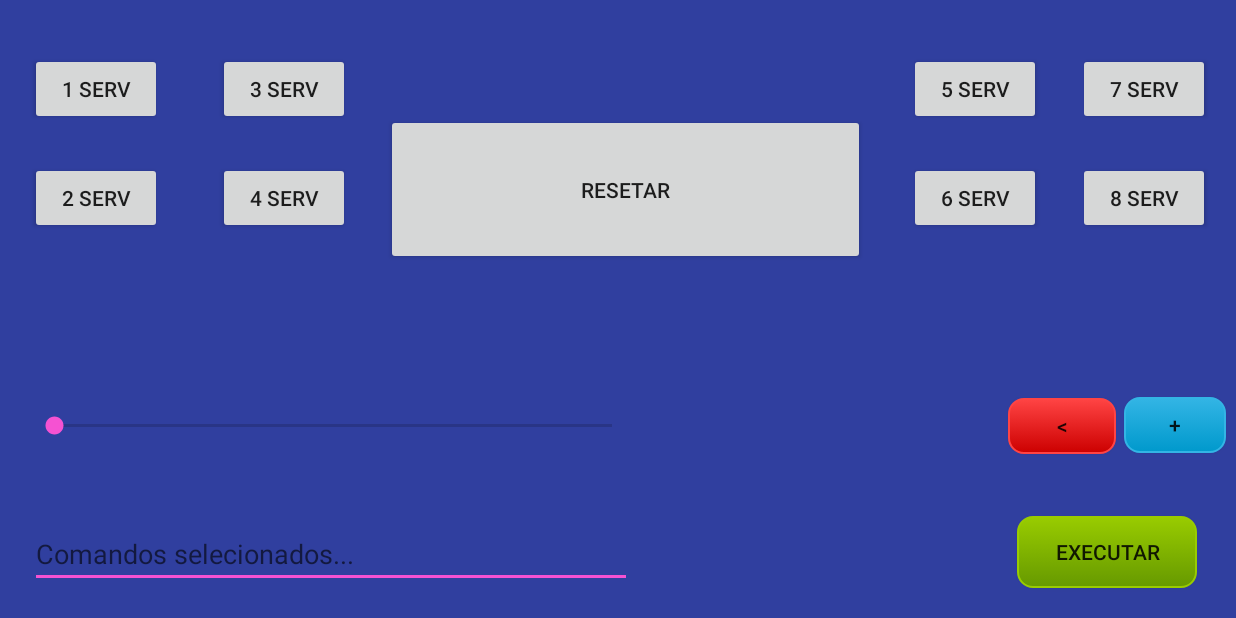
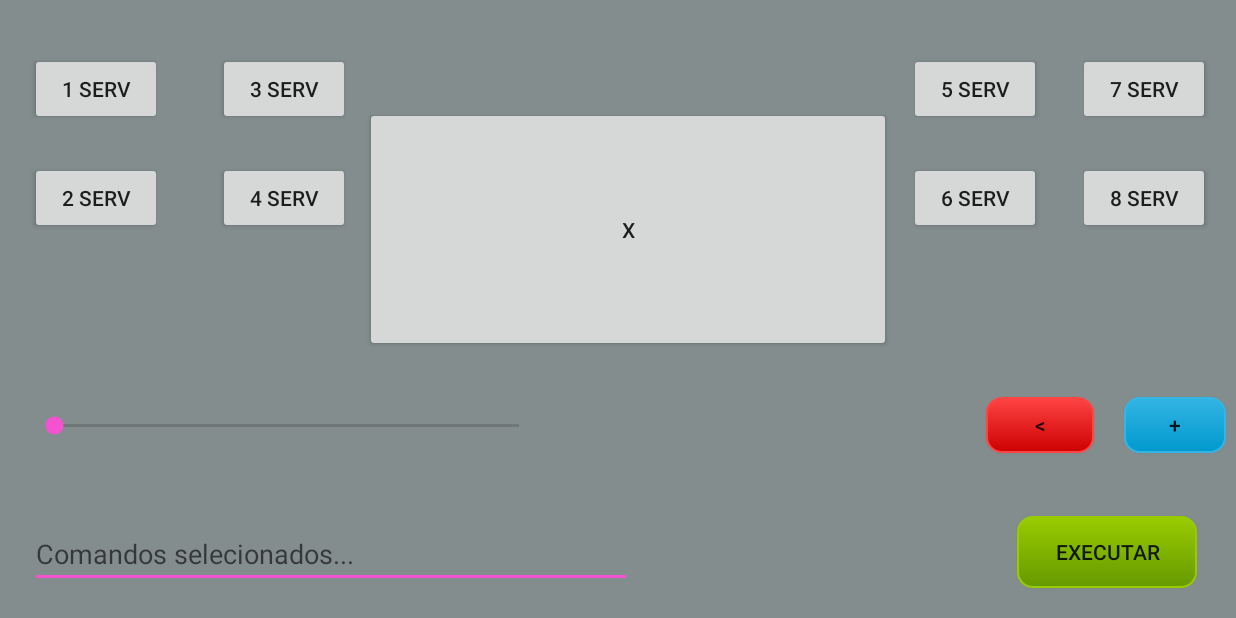
Before and after one commit to naeliofreires/android-bluetooth-arduino, an Android app: the CustomControlActivity screen opened directly, with no data from a screen before it, on a phone screen of 824 x 412 dp (held sideways). Run offline under Robolectric (Android 15) with nearby library versions, the phone set to English and light mode, and no system bars; our stand-ins replace ButterKnife.

Commit message:
[FRONT] - add background padrão

```diff
--- a/app/src/main/res/layout/activity_controle_personalizado.xml
+++ b/app/src/main/res/layout/activity_controle_personalizado.xml
@@ -3,7 +3,7 @@
     xmlns:tools="http://schemas.android.com/tools"
     android:layout_width="match_parent"
     android:layout_height="match_parent"
-    android:background="@color/colorPrimaryDark"
+    android:background="@color/base"
     tools:context=".activitys.controles.CustomControlActivity">
 
 
@@ -134,7 +134,7 @@
 
     <SeekBar
         android:id="@+id/seekBarGraus"
-        android:layout_width="404dp"
+        android:layout_width="342dp"
         android:layout_height="wrap_content"
         android:layout_alignStart="@+id/btnServe1"
         android:layout_alignLeft="@+id/btnServe1"
@@ -150,19 +150,19 @@
     <Button
         android:id="@+id/btnReset"
         android:layout_width="wrap_content"
-        android:layout_height="wrap_content"
+        android:layout_height="47dp"
         android:layout_alignParentStart="true"
         android:layout_alignParentLeft="true"
         android:layout_alignParentTop="true"
         android:layout_alignParentEnd="true"
         android:layout_alignParentRight="true"
         android:layout_alignParentBottom="true"
-        android:layout_marginStart="257dp"
-        android:layout_marginLeft="257dp"
-        android:layout_marginTop="76dp"
-        android:layout_marginEnd="247dp"
-        android:layout_marginRight="247dp"
-        android:layout_marginBottom="235dp"
+        android:layout_marginStart="243dp"
+        android:layout_marginLeft="243dp"
+        android:layout_marginTop="71dp"
+        android:layout_marginEnd="230dp"
+        android:layout_marginRight="230dp"
+        android:layout_marginBottom="177dp"
         android:text="@string/reset" />
 
     <Button
@@ -172,9 +172,9 @@
         android:layout_above="@+id/buttonAdd"
         android:layout_alignStart="@+id/btnServe6"
         android:layout_alignLeft="@+id/btnServe6"
-        android:layout_marginStart="66dp"
-        android:layout_marginLeft="66dp"
-        android:layout_marginBottom="-38dp"
+        android:layout_marginStart="51dp"
+        android:layout_marginLeft="51dp"
+        android:layout_marginBottom="-37dp"
         android:background="@drawable/button_off"
         android:text="@string/delete" />
 
--- a/app/src/main/res/layout/activity_controlle_remoto.xml
+++ b/app/src/main/res/layout/activity_controlle_remoto.xml
@@ -4,6 +4,7 @@
     xmlns:tools="http://schemas.android.com/tools"
     android:layout_width="match_parent"
     android:layout_height="match_parent"
+    android:background="@color/base"
     tools:context=".activitys.controles.RemoteControlActivity">
 
     <Button
--- a/app/src/main/res/layout/activity_main.xml
+++ b/app/src/main/res/layout/activity_main.xml
@@ -4,6 +4,7 @@
     android:layout_width="match_parent"
     android:layout_height="match_parent"
     android:orientation="vertical"
+    android:background="@color/base"
     tools:context="com.br.ufc.bluetooth_android_arduino.activitys.MainActivity">
 
 
--- a/app/src/main/res/values/colors.xml
+++ b/app/src/main/res/values/colors.xml
@@ -7,7 +7,7 @@
     <color name="primary_dark_material_dark">#148cd7</color>
     <!--base-->
     <color name="white">#fff</color>
-    <color name="base">#d4dedf</color>
+    <color name="base">#838d8e</color>
     <color name="green_base">#4fe15b</color>
     <color name="blue_base">#46e1f5</color>
 </resources>
--- a/app/src/main/res/values/strings.xml
+++ b/app/src/main/res/values/strings.xml
@@ -21,7 +21,7 @@
     <string name="personalizedControl">Controle Personalizado</string>
     <string name="comandos_selecionados">Comandos selecionados...</string>
     <string name="execute">EXECUTAR</string>
-    <string name="reset">RESETAR</string>
+    <string name="reset"> X </string>
     <!--Servs-->
     <string name="_1_serv">1 Serv</string>
     <string name="_2_serv">2 Serv</string>
```
